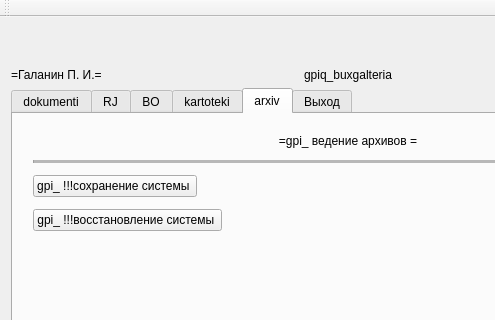
Old version of the form gpiq_/gpiq_/gpiq_menu.ui in the repository BrSTU-PO4-190333/5sem_NPO_old; both pictures show x 0 to 495 and y 0 to 320 of the 696 by 440 pixel window.
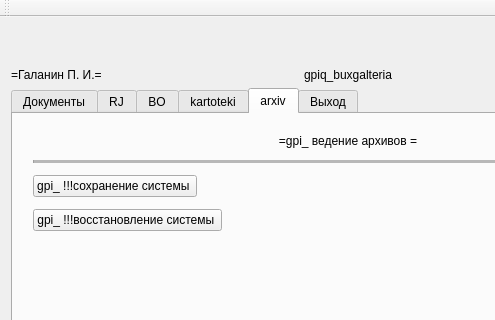
New version of the form.

```diff
--- a/gpiq_/gpiq_/gpiq_menu.ui
+++ b/gpiq_/gpiq_/gpiq_menu.ui
@@ -97,7 +97,7 @@
         <bool>false</bool>
        </property>
        <attribute name="title">
-        <string>dokumenti</string>
+        <string>Документы</string>
        </attribute>
        <layout class="QVBoxLayout" name="verticalLayout_2">
         <property name="spacing">
```
